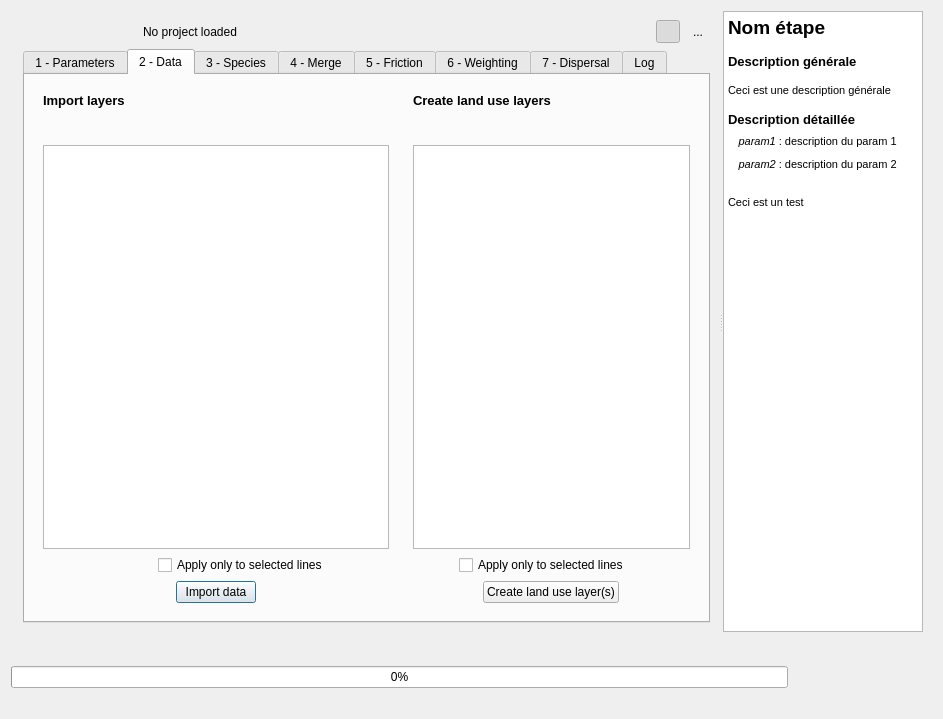
Old version of the form ui/erc_tvb_plugin_dialog_base.ui in the repository MathieuChailloux/MitiConnect.
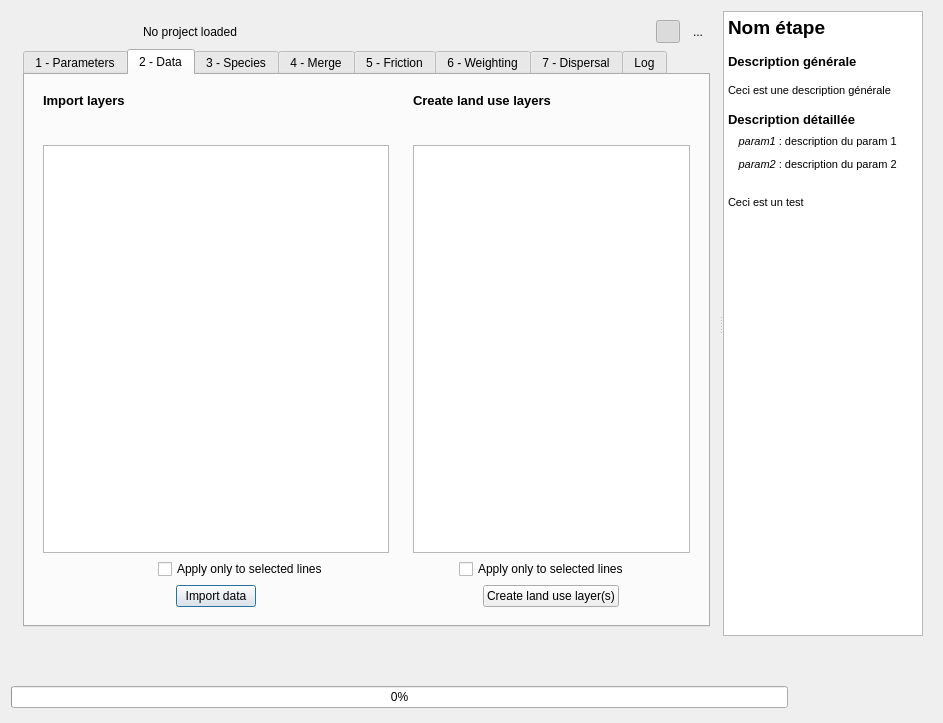
New version of the form. Icons and pictures are not drawn. Custom widgets are drawn as their Qt base class.

Commit message: Window opening on double click seems ok

Patch:
```diff
--- a/ui/erc_tvb_plugin_dialog_base.ui
+++ b/ui/erc_tvb_plugin_dialog_base.ui
@@ -7,7 +7,7 @@
     <x>0</x>
     <y>0</y>
     <width>943</width>
-    <height>719</height>
+    <height>723</height>
    </rect>
   </property>
   <property name="windowTitle">
@@ -70,8 +70,8 @@
            <rect>
             <x>0</x>
             <y>0</y>
-            <width>708</width>
-            <height>625</height>
+            <width>701</width>
+            <height>622</height>
            </rect>
           </property>
           <property name="sizePolicy">
@@ -3546,7 +3546,7 @@
           <string>&lt;!DOCTYPE HTML PUBLIC &quot;-//W3C//DTD HTML 4.0//EN&quot; &quot;http://www.w3.org/TR/REC-html40/strict.dtd&quot;&gt;
 &lt;html&gt;&lt;head&gt;&lt;meta name=&quot;qrichtext&quot; content=&quot;1&quot; /&gt;&lt;style type=&quot;text/css&quot;&gt;
 p, li { white-space: pre-wrap; }
-&lt;/style&gt;&lt;/head&gt;&lt;body style=&quot; font-family:'MS Shell Dlg 2'; font-size:8.25pt; font-weight:400; font-style:normal;&quot;&gt;
+&lt;/style&gt;&lt;/head&gt;&lt;body style=&quot; font-family:'MS Shell Dlg 2'; font-size:7.8pt; font-weight:400; font-style:normal;&quot;&gt;
 &lt;p style=&quot; margin-top:0px; margin-bottom:0px; margin-left:0px; margin-right:0px; -qt-block-indent:0; text-indent:0px;&quot;&gt;&lt;span style=&quot; font-size:14pt; font-weight:600;&quot;&gt;Nom étape&lt;/span&gt;&lt;/p&gt;
 &lt;p style=&quot;-qt-paragraph-type:empty; margin-top:0px; margin-bottom:0px; margin-left:0px; margin-right:0px; -qt-block-indent:0; text-indent:0px; font-size:10pt; font-weight:600;&quot;&gt;&lt;br /&gt;&lt;/p&gt;
 &lt;p style=&quot; margin-top:0px; margin-bottom:0px; margin-left:0px; margin-right:0px; -qt-block-indent:0; text-indent:0px;&quot;&gt;&lt;span style=&quot; font-size:10pt; font-weight:600;&quot;&gt;Description générale&lt;/span&gt;&lt;/p&gt;
@@ -3569,13 +3569,19 @@
     </widget>
    </item>
    <item row="1" column="0">
-    <widget class="QProgressBar" name="progressBar">
-     <property name="value">
-      <number>0</number>
+    <widget class="QLabel" name="lblProgress">
+     <property name="sizePolicy">
+      <sizepolicy hsizetype="Preferred" vsizetype="Fixed">
+       <horstretch>0</horstretch>
+       <verstretch>0</verstretch>
+      </sizepolicy>
+     </property>
+     <property name="text">
+      <string/>
      </property>
     </widget>
    </item>
-   <item row="1" column="1">
+   <item row="1" column="1" rowspan="2">
     <widget class="QFrame" name="frame_10">
      <property name="frameShape">
       <enum>QFrame::NoFrame</enum>
@@ -3652,6 +3658,13 @@
      </layout>
     </widget>
    </item>
+   <item row="2" column="0">
+    <widget class="QProgressBar" name="progressBar">
+     <property name="value">
+      <number>0</number>
+     </property>
+    </widget>
+   </item>
   </layout>
  </widget>
  <customwidgets>
```
Left out of the diff: 2 changed lines with no effect on the pictures. The commit also changes 5 other files.
